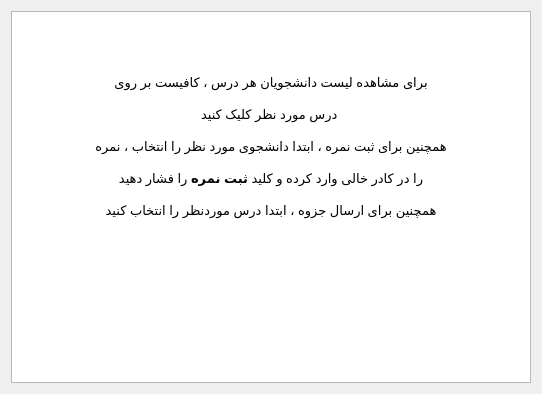
This is showclassmembers.ui in AliRn76/Student-Portal as Qt 5 draws it before an edit. The edited form follows.
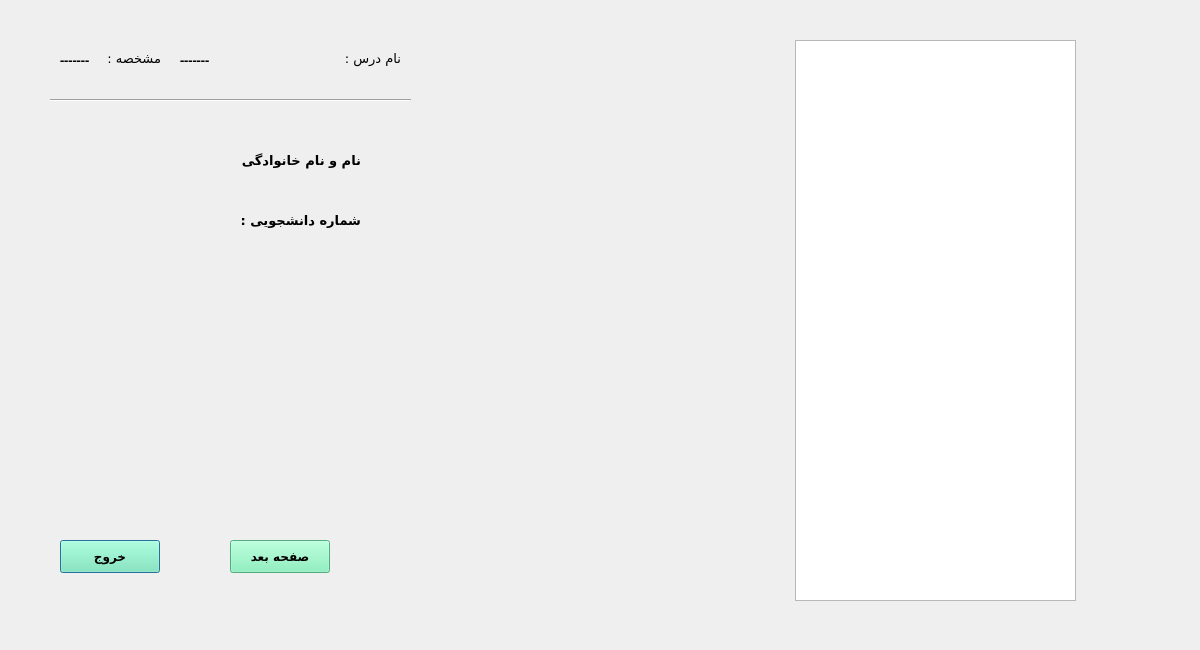
This is the edited form.

```diff
--- a/showclassmembers.ui
+++ b/showclassmembers.ui
@@ -6,40 +6,263 @@
    <rect>
     <x>0</x>
     <y>0</y>
-    <width>542</width>
-    <height>394</height>
+    <width>1200</width>
+    <height>650</height>
    </rect>
   </property>
   <property name="windowTitle">
    <string>Dialog</string>
   </property>
-  <layout class="QGridLayout" name="gridLayout">
-   <item row="0" column="0">
-    <widget class="QTextBrowser" name="textBrowser">
-     <property name="html">
-      <string>&lt;!DOCTYPE HTML PUBLIC &quot;-//W3C//DTD HTML 4.0//EN&quot; &quot;http://www.w3.org/TR/REC-html40/strict.dtd&quot;&gt;
-&lt;html&gt;&lt;head&gt;&lt;meta name=&quot;qrichtext&quot; content=&quot;1&quot; /&gt;&lt;style type=&quot;text/css&quot;&gt;
-p, li { white-space: pre-wrap; }
-&lt;/style&gt;&lt;/head&gt;&lt;body style=&quot; font-family:'MS Shell Dlg 2'; font-size:7.8pt; font-weight:400; font-style:normal;&quot;&gt;
-&lt;p align=&quot;center&quot; style=&quot;-qt-paragraph-type:empty; margin-top:0px; margin-bottom:0px; margin-left:0px; margin-right:0px; -qt-block-indent:0; text-indent:0px;&quot;&gt;&lt;br /&gt;&lt;/p&gt;
-&lt;p align=&quot;center&quot; style=&quot;-qt-paragraph-type:empty; margin-top:0px; margin-bottom:0px; margin-left:0px; margin-right:0px; -qt-block-indent:0; text-indent:0px; font-size:10pt;&quot;&gt;&lt;br /&gt;&lt;/p&gt;
-&lt;p align=&quot;center&quot; style=&quot;-qt-paragraph-type:empty; margin-top:0px; margin-bottom:0px; margin-left:0px; margin-right:0px; -qt-block-indent:0; text-indent:0px; font-size:10pt;&quot;&gt;&lt;br /&gt;&lt;/p&gt;
-&lt;p align=&quot;center&quot; style=&quot;-qt-paragraph-type:empty; margin-top:0px; margin-bottom:0px; margin-left:0px; margin-right:0px; -qt-block-indent:0; text-indent:0px; font-size:10pt;&quot;&gt;&lt;br /&gt;&lt;/p&gt;
-&lt;p align=&quot;center&quot; style=&quot; margin-top:0px; margin-bottom:0px; margin-left:0px; margin-right:0px; -qt-block-indent:0; text-indent:0px;&quot;&gt;&lt;span style=&quot; font-size:10pt;&quot;&gt;برای مشاهده لیست دانشجویان هر درس ، کافیست بر روی&lt;/span&gt;&lt;/p&gt;
-&lt;p align=&quot;center&quot; style=&quot;-qt-paragraph-type:empty; margin-top:0px; margin-bottom:0px; margin-left:0px; margin-right:0px; -qt-block-indent:0; text-indent:0px; font-size:10pt;&quot;&gt;&lt;br /&gt;&lt;/p&gt;
-&lt;p align=&quot;center&quot; style=&quot; margin-top:0px; margin-bottom:0px; margin-left:0px; margin-right:0px; -qt-block-indent:0; text-indent:0px;&quot;&gt;&lt;span style=&quot; font-size:10pt;&quot;&gt;درس مورد نظر کلیک کنید &lt;/span&gt;&lt;/p&gt;
-&lt;p align=&quot;center&quot; style=&quot;-qt-paragraph-type:empty; margin-top:0px; margin-bottom:0px; margin-left:0px; margin-right:0px; -qt-block-indent:0; text-indent:0px; font-size:10pt;&quot;&gt;&lt;br /&gt;&lt;/p&gt;
-&lt;p align=&quot;center&quot; style=&quot; margin-top:0px; margin-bottom:0px; margin-left:0px; margin-right:0px; -qt-block-indent:0; text-indent:0px;&quot;&gt;&lt;span style=&quot; font-size:10pt;&quot;&gt;همچنین برای ثبت نمره ، ابتدا دانشجوی مورد نظر را انتخاب ، نمره&lt;/span&gt;&lt;/p&gt;
-&lt;p align=&quot;center&quot; style=&quot;-qt-paragraph-type:empty; margin-top:0px; margin-bottom:0px; margin-left:0px; margin-right:0px; -qt-block-indent:0; text-indent:0px; font-size:10pt;&quot;&gt;&lt;br /&gt;&lt;/p&gt;
-&lt;p align=&quot;center&quot; style=&quot; margin-top:0px; margin-bottom:0px; margin-left:0px; margin-right:0px; -qt-block-indent:0; text-indent:0px;&quot;&gt;&lt;span style=&quot; font-size:10pt;&quot;&gt;را در کادر خالی وارد کرده و کلید &lt;/span&gt;&lt;span style=&quot; font-size:10pt; font-weight:600;&quot;&gt;ثبت نمره&lt;/span&gt;&lt;span style=&quot; font-size:10pt;&quot;&gt; را فشار دهید&lt;/span&gt;&lt;/p&gt;
-&lt;p align=&quot;center&quot; style=&quot;-qt-paragraph-type:empty; margin-top:0px; margin-bottom:0px; margin-left:0px; margin-right:0px; -qt-block-indent:0; text-indent:0px; font-size:10pt;&quot;&gt;&lt;br /&gt;&lt;/p&gt;
-&lt;p align=&quot;center&quot; style=&quot; margin-top:0px; margin-bottom:0px; margin-left:0px; margin-right:0px; -qt-block-indent:0; text-indent:0px;&quot;&gt;&lt;span style=&quot; font-size:10pt;&quot;&gt;همچنین برای ارسال جزوه ، ابتدا درس موردنظر را انتخاب کنید&lt;/span&gt;&lt;/p&gt;
-&lt;p align=&quot;center&quot; style=&quot; margin-top:0px; margin-bottom:0px; margin-left:0px; margin-right:0px; -qt-block-indent:0; text-indent:0px;&quot;&gt;&lt;span style=&quot; font-size:10pt;&quot;&gt; &lt;/span&gt;&lt;/p&gt;
-&lt;p align=&quot;center&quot; style=&quot;-qt-paragraph-type:empty; margin-top:0px; margin-bottom:0px; margin-left:0px; margin-right:0px; -qt-block-indent:0; text-indent:0px;&quot;&gt;&lt;br /&gt;&lt;/p&gt;&lt;/body&gt;&lt;/html&gt;</string>
-     </property>
-    </widget>
-   </item>
-  </layout>
+  <widget class="QLabel" name="label_3">
+   <property name="geometry">
+    <rect>
+     <x>320</x>
+     <y>40</y>
+     <width>81</width>
+     <height>36</height>
+    </rect>
+   </property>
+   <property name="font">
+    <font>
+     <family>B Titr</family>
+     <pointsize>10</pointsize>
+    </font>
+   </property>
+   <property name="text">
+    <string>نام درس :</string>
+   </property>
+  </widget>
+  <widget class="QLabel" name="label_fullName">
+   <property name="geometry">
+    <rect>
+     <x>80</x>
+     <y>150</y>
+     <width>121</width>
+     <height>20</height>
+    </rect>
+   </property>
+   <property name="font">
+    <font>
+     <family>B Koodak</family>
+     <pointsize>10</pointsize>
+     <weight>75</weight>
+     <bold>true</bold>
+    </font>
+   </property>
+   <property name="text">
+    <string/>
+   </property>
+  </widget>
+  <widget class="QLabel" name="label">
+   <property name="geometry">
+    <rect>
+     <x>240</x>
+     <y>150</y>
+     <width>121</width>
+     <height>20</height>
+    </rect>
+   </property>
+   <property name="font">
+    <font>
+     <family>B Koodak</family>
+     <pointsize>10</pointsize>
+     <weight>75</weight>
+     <bold>true</bold>
+    </font>
+   </property>
+   <property name="text">
+    <string>نام و نام خانوادگی :</string>
+   </property>
+  </widget>
+  <widget class="QLabel" name="label_lessonCode">
+   <property name="geometry">
+    <rect>
+     <x>60</x>
+     <y>50</y>
+     <width>31</width>
+     <height>20</height>
+    </rect>
+   </property>
+   <property name="font">
+    <font>
+     <family>B Koodak</family>
+     <pointsize>10</pointsize>
+     <weight>75</weight>
+     <bold>true</bold>
+    </font>
+   </property>
+   <property name="text">
+    <string>-------</string>
+   </property>
+  </widget>
+  <widget class="QLabel" name="label_lessonName">
+   <property name="geometry">
+    <rect>
+     <x>180</x>
+     <y>50</y>
+     <width>141</width>
+     <height>20</height>
+    </rect>
+   </property>
+   <property name="font">
+    <font>
+     <family>B Koodak</family>
+     <pointsize>10</pointsize>
+     <weight>75</weight>
+     <bold>true</bold>
+    </font>
+   </property>
+   <property name="text">
+    <string>-------</string>
+   </property>
+  </widget>
+  <widget class="QLabel" name="label_4">
+   <property name="geometry">
+    <rect>
+     <x>80</x>
+     <y>40</y>
+     <width>81</width>
+     <height>36</height>
+    </rect>
+   </property>
+   <property name="font">
+    <font>
+     <family>B Titr</family>
+     <pointsize>10</pointsize>
+    </font>
+   </property>
+   <property name="text">
+    <string>مشخصه :</string>
+   </property>
+  </widget>
+  <widget class="Line" name="line">
+   <property name="geometry">
+    <rect>
+     <x>50</x>
+     <y>90</y>
+     <width>361</width>
+     <height>20</height>
+    </rect>
+   </property>
+   <property name="orientation">
+    <enum>Qt::Horizontal</enum>
+   </property>
+  </widget>
+  <widget class="QPushButton" name="pushButton_exit">
+   <property name="geometry">
+    <rect>
+     <x>60</x>
+     <y>540</y>
+     <width>100</width>
+     <height>33</height>
+    </rect>
+   </property>
+   <property name="minimumSize">
+    <size>
+     <width>100</width>
+     <height>30</height>
+    </size>
+   </property>
+   <property name="font">
+    <font>
+     <family>B Nazanin</family>
+     <pointsize>9</pointsize>
+     <weight>75</weight>
+     <bold>true</bold>
+    </font>
+   </property>
+   <property name="styleSheet">
+    <string notr="true">background-color:rgb(118, 240, 179)</string>
+   </property>
+   <property name="text">
+    <string>خروج</string>
+   </property>
+  </widget>
+  <widget class="QPushButton" name="pushButton_nextPage">
+   <property name="geometry">
+    <rect>
+     <x>230</x>
+     <y>540</y>
+     <width>100</width>
+     <height>33</height>
+    </rect>
+   </property>
+   <property name="minimumSize">
+    <size>
+     <width>100</width>
+     <height>30</height>
+    </size>
+   </property>
+   <property name="font">
+    <font>
+     <family>B Nazanin</family>
+     <pointsize>9</pointsize>
+     <weight>75</weight>
+     <bold>true</bold>
+    </font>
+   </property>
+   <property name="styleSheet">
+    <string notr="true">background-color:rgb(118, 240, 179)</string>
+   </property>
+   <property name="text">
+    <string>صفحه بعد</string>
+   </property>
+  </widget>
+  <widget class="QTableView" name="tableView_Student">
+   <property name="geometry">
+    <rect>
+     <x>795</x>
+     <y>40</y>
+     <width>281</width>
+     <height>561</height>
+    </rect>
+   </property>
+   <property name="layoutDirection">
+    <enum>Qt::RightToLeft</enum>
+   </property>
+  </widget>
+  <widget class="QLabel" name="label_stuCode">
+   <property name="geometry">
+    <rect>
+     <x>140</x>
+     <y>210</y>
+     <width>61</width>
+     <height>20</height>
+    </rect>
+   </property>
+   <property name="font">
+    <font>
+     <family>B Koodak</family>
+     <pointsize>10</pointsize>
+     <weight>75</weight>
+     <bold>true</bold>
+    </font>
+   </property>
+   <property name="text">
+    <string/>
+   </property>
+  </widget>
+  <widget class="QLabel" name="label_2">
+   <property name="geometry">
+    <rect>
+     <x>240</x>
+     <y>210</y>
+     <width>121</width>
+     <height>20</height>
+    </rect>
+   </property>
+   <property name="font">
+    <font>
+     <family>B Koodak</family>
+     <pointsize>10</pointsize>
+     <weight>75</weight>
+     <bold>true</bold>
+    </font>
+   </property>
+   <property name="text">
+    <string>شماره دانشجویی :</string>
+   </property>
+  </widget>
  </widget>
  <resources/>
  <connections/>
```
